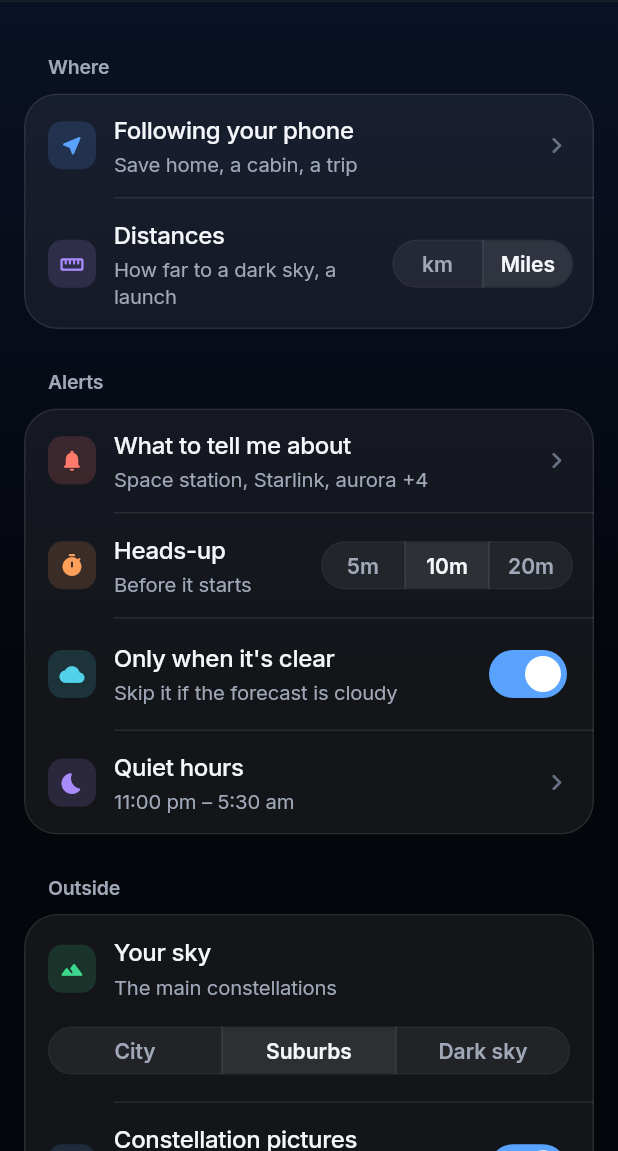
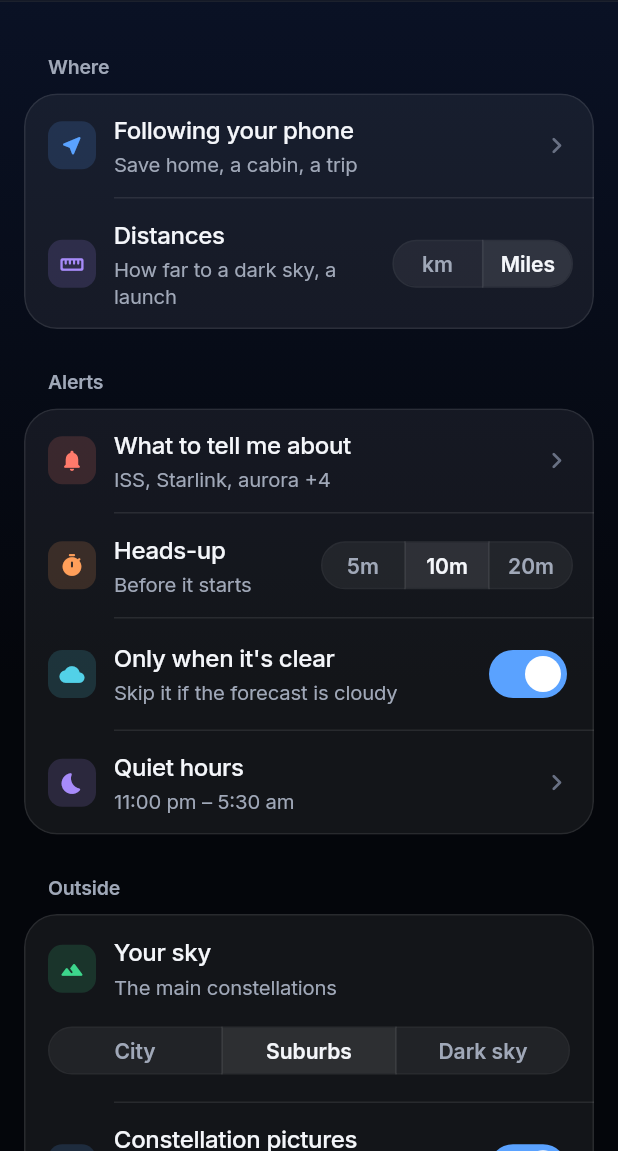
Before and after one commit to brilliant-disruptions/lookup, a Flutter app: the SettingsScreen screen opened directly, on a phone screen of 412 x 824 dp, the part 85-1236 px from its top. Run offline on Flutter 3.47's test engine with Material 3 defaults, Android fonts, the phone set to English and light mode, and no system bars; our stand-ins replace camera, flutter_local_notifications, flutter_riverpod, flutter_timezone, geolocator, image_picker and 4 more; missing offline and left inert: add_2_calendar, flutter_rotation_sensor, home_widget, satellite_observer, workmanager; accounts and stored records are empty; statements that could not run were skipped.

Commit message:
Call the ISS the ISS: the log, year card, Settings and Siri no longer say "space station"
Tiangong is a space station too, so "Space station" was ambiguous.

Co-Authored-By: Claude Opus 5.5 <noreply@anthropic.com>
Claude-Session: https://claude.ai/code/session_01BbUTXpGaMxiGWkwJp3ySsi

```diff
--- a/lib/services/shortcut_summary.dart
+++ b/lib/services/shortcut_summary.dart
@@ -22,7 +22,7 @@ String spokenSummary(SkyEvent e) {
       ? e.riseAzimuthDeg
       : e.peakAzimuthDeg;
   final what = switch (e.type) {
-    SkyEventType.iss => 'The space station passes over',
+    SkyEventType.iss => 'The ISS passes over',
     SkyEventType.tiangong => 'Tiangong passes over',
     SkyEventType.starlinkTrain => 'A Starlink train passes over',
     SkyEventType.auroraNow => 'Aurora is possible right now,',
--- a/lib/ui/log_screen.dart
+++ b/lib/ui/log_screen.dart
@@ -148,7 +148,7 @@ class _LogScreenState extends ConsumerState<LogScreen> {
       );
 
   static String _typeLabel(SkyEventType? t) => switch (t) {
-        SkyEventType.iss => 'Space station',
+        SkyEventType.iss => 'ISS',
         SkyEventType.tiangong => 'Tiangong',
         SkyEventType.starlinkTrain => 'Starlink train',
         SkyEventType.auroraNow || SkyEventType.auroraOutlook => 'Aurora',
--- a/lib/ui/settings_screen.dart
+++ b/lib/ui/settings_screen.dart
@@ -266,7 +266,7 @@ class SettingsScreen extends ConsumerWidget {
 /// "Space station, Starlink, aurora +4".
 String alertTypesSummary(LookUpSettings s) {
   final on = [
-    if (s.issEnabled) 'Space station',
+    if (s.issEnabled) 'ISS',
     if (s.starlinkEnabled) 'Starlink',
     if (s.auroraEnabled) 'aurora',
     if (s.meteorsEnabled) 'meteors',
@@ -296,7 +296,7 @@ class _AlertTypesScreen extends ConsumerWidget {
         );
     return PageScaffold(title: 'Tell me about', children: [
       GroupedList(indent: 60, children: [
-        toggle(SkyEventType.iss, s.issEnabled, (s, v) => s.copyWith(issEnabled: v), 'Space station', 'Bright, 3–6 minutes, a few times a month'),
+        toggle(SkyEventType.iss, s.issEnabled, (s, v) => s.copyWith(issEnabled: v), 'ISS', 'The International Space Station · bright, 3–6 minutes, a few times a month'),
         toggle(SkyEventType.starlinkTrain, s.starlinkEnabled, (s, v) => s.copyWith(starlinkEnabled: v), 'Starlink trains', 'A line of lights after each launch · LookUp+'),
         toggle(SkyEventType.auroraNow, s.auroraEnabled, (s, v) => s.copyWith(auroraEnabled: v), 'Aurora', 'Tonight\'s outlook free; "aurora now" is LookUp+'),
         if (relayConfigured && s.auroraEnabled && s.latitude != null && seenNearbyOffered(s.latitude!, s.longitude!))
--- a/lib/ui/year_card.dart
+++ b/lib/ui/year_card.dart
@@ -23,7 +23,7 @@ final yearReviewProvider = FutureProvider<YearReview?>((ref) async {
 String typePlural(SkyEventType t, int n) {
   final one = n == 1;
   return switch (t) {
-    SkyEventType.iss => one ? 'space station pass' : 'space station passes',
+    SkyEventType.iss => one ? 'ISS pass' : 'ISS passes',
     SkyEventType.tiangong => one ? 'Tiangong pass' : 'Tiangong passes',
     SkyEventType.starlinkTrain => one ? 'Starlink train' : 'Starlink trains',
     SkyEventType.auroraNow || SkyEventType.auroraOutlook => one ? 'aurora' : 'auroras',
```
Also changed, not shown: 1 other file.
